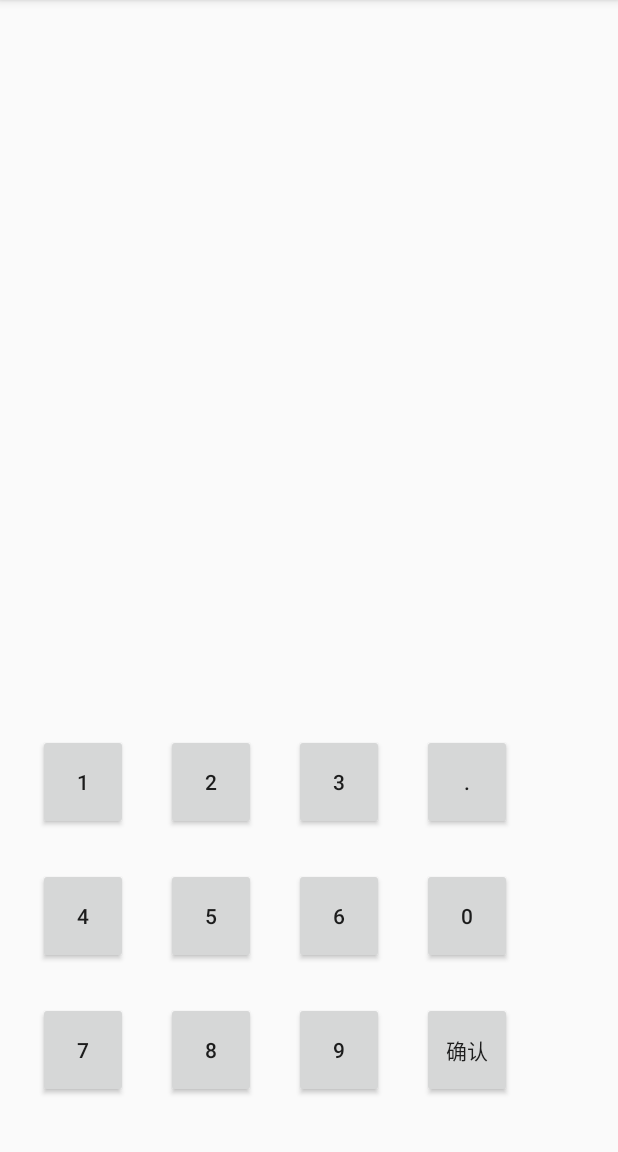
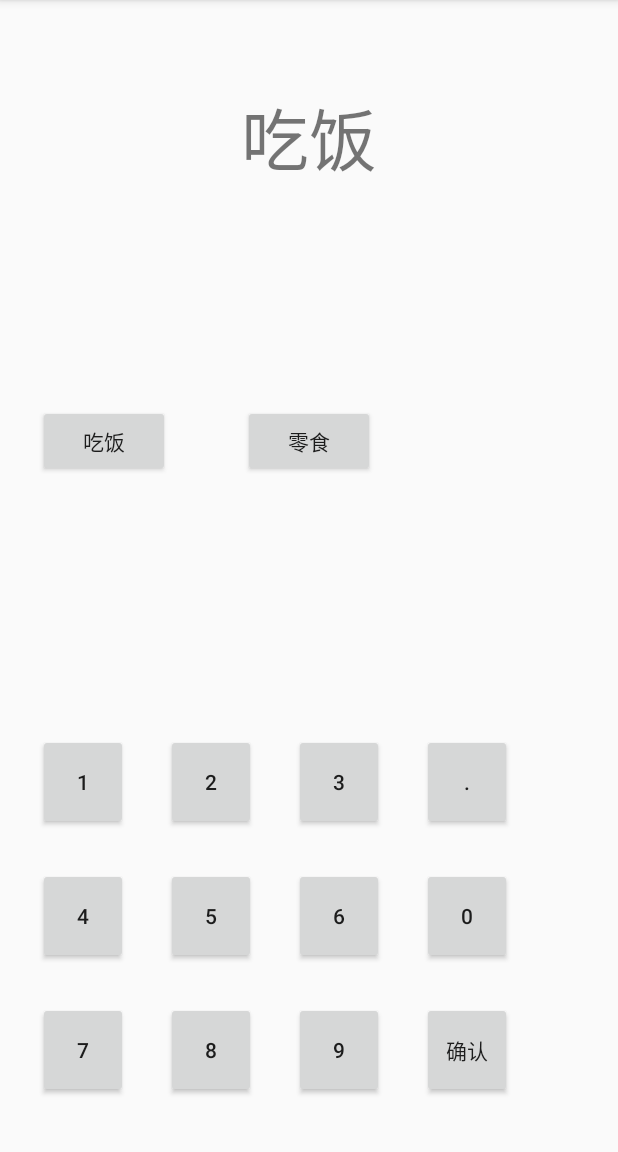
Before and after one commit to txcjhaz/ClearAccounts, an Android app: the screen it shows after launch (MainActivity), after a tap on "确认", on a phone screen of 412 x 824 dp, the part 84-1236 px from its top. Run offline under Robolectric (Android 15) with nearby library versions, the phone set to English and light mode, and no system bars; 1 statement that could not run was skipped.

Commit message:
新增两个功能：1. 切换类型1/10 2. 具体的操作 均未测试！！

```diff
--- a/app/src/main/java/com/nju2017/cjh/clearaccounts/MainActivity.java
+++ b/app/src/main/java/com/nju2017/cjh/clearaccounts/MainActivity.java
@@ -36,6 +36,10 @@ public class MainActivity extends AppCompatActivity implements View.OnClickListe
         Button btn_dot = (Button) findViewById(R.id.button_dot);
         Button btn_sure = (Button) findViewById(R.id.button_sure);
 
+        //类型按钮
+        Button tp_eating = (Button) findViewById(R.id.button_eating);
+        Button tp_snacks = (Button) findViewById(R.id.button10_snacks);
+
         //listener
         btn0.setOnClickListener(this);
         btn1.setOnClickListener(this);
@@ -49,7 +53,8 @@ public class MainActivity extends AppCompatActivity implements View.OnClickListe
         btn9.setOnClickListener(this);
         btn_dot.setOnClickListener(this);
         btn_sure.setOnClickListener(this);
-
+        tp_eating.setOnClickListener(this);
+        tp_snacks.setOnClickListener(this);
 
         // Example of a call to a native method
         //TextView tv = (TextView) findViewById(R.id.textView);
@@ -59,8 +64,15 @@ public class MainActivity extends AppCompatActivity implements View.OnClickListe
 
     public void onClick(View e){
         Button btn = (Button) e;
+
+        //两个文本框
         TextView textView = (TextView) findViewById(R.id.textView);
+        TextView textView_type = (TextView) findViewById(R.id.textView2);
+
         String contents = (String) textView.getText();
+        if(btn.getText().equals("吃饭")){
+            textView_type.setText("吃饭");
+        }
         if(btn.getText().equals("0")
                 ||btn.getText().equals("1")
                 ||btn.getText().equals("2")
@@ -76,7 +88,7 @@ public class MainActivity extends AppCompatActivity implements View.OnClickListe
             textView.setText(contents);
         }
         if(btn.getText().equals("确认")){
-            new Number().saveInput((String)textView.getText());
+            new Number().saveInput((String)textView.getText(), (String)textView_type.getText());
             //claer
             textView.setText("");
         }
--- a/app/src/main/java/com/nju2017/cjh/clearaccounts/Number.java
+++ b/app/src/main/java/com/nju2017/cjh/clearaccounts/Number.java
@@ -1,7 +1,17 @@
 package com.nju2017.cjh.clearaccounts;
 
 public class Number {
-    public void saveInput(String str){
-        //保存到本地数据库
+    public void saveInput(String str, String tpye){
+        TypeDone action = new TypeDone();
+        if (tpye.equals("吃饭")){
+            action.Eating(str);
+        }
     }
+
+    public static int TypeInput(String str){
+        //识别出用户所记账目的类型
+
+    }
+
+
 }
--- /dev/null
+++ b/app/src/main/java/com/nju2017/cjh/clearaccounts/TypeDone.java
@@ -0,0 +1,22 @@
+package com.nju2017.cjh.clearaccounts;
+
+
+import android.icu.util.Calendar;
+import android.text.format.Time;
+
+public class TypeDone {
+    //吃饭
+    public void Eating(String contents) {
+        //获取系统当前时间
+       long time = System.currentTimeMillis();
+       final Calendar mCalendar = Calendar.getInstance();
+       mCalendar.setTimeInMillis(time);
+       int mHour = mCalendar.get(Calendar.HOUR);
+       int mMinuts = mCalendar.get(Calendar.MINUTE);
+
+    }
+
+    public static void save_data(String data){
+        //保存到本地数据库
+    }
+}
--- a/app/src/main/res/layout/activity_main.xml
+++ b/app/src/main/res/layout/activity_main.xml
@@ -144,4 +144,39 @@
         app:layout_constraintEnd_toEndOf="parent"
         app:layout_constraintStart_toStartOf="parent"
         app:layout_constraintTop_toTopOf="parent" />
+
+    <Button
+        android:id="@+id/button_eating"
+        android:layout_width="wrap_content"
+        android:layout_height="wrap_content"
+        android:layout_marginStart="25dp"
+        android:layout_marginTop="270dp"
+        android:text="吃饭"
+        app:layout_constraintStart_toStartOf="parent"
+        app:layout_constraintTop_toTopOf="parent" />
+
+    <Button
+        android:id="@+id/button10_snacks"
+        android:layout_width="wrap_content"
+        android:layout_height="wrap_content"
+        android:layout_marginEnd="8dp"
+        android:layout_marginStart="8dp"
+        android:layout_marginTop="270dp"
+        android:text="零食"
+        app:layout_constraintEnd_toEndOf="parent"
+        app:layout_constraintStart_toStartOf="parent"
+        app:layout_constraintTop_toTopOf="parent" />
+
+    <TextView
+        android:id="@+id/textView2"
+        android:layout_width="wrap_content"
+        android:layout_height="wrap_content"
+        android:layout_marginEnd="8dp"
+        android:layout_marginStart="8dp"
+        android:layout_marginTop="58dp"
+        android:text="吃饭"
+        android:textSize="68px"
+        app:layout_constraintEnd_toEndOf="parent"
+        app:layout_constraintStart_toStartOf="parent"
+        app:layout_constraintTop_toTopOf="parent" />
 </android.support.constraint.ConstraintLayout>
```
